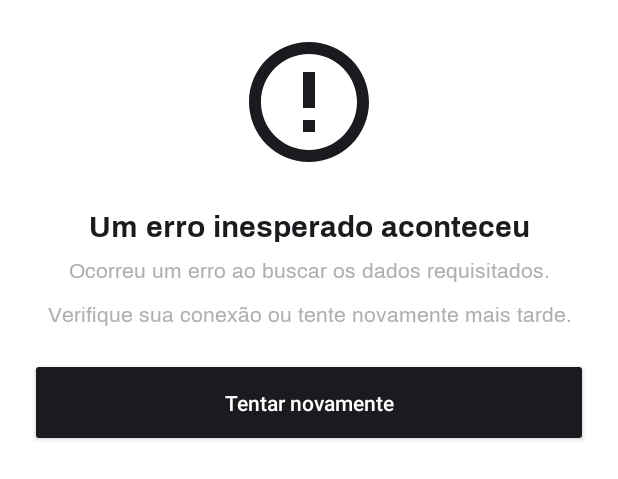
After one commit to Alaksion/SneakerDex, an Android app: the layout component_error.xml on its own in the app's theme, with its tools: preview values and no code run, on a phone screen of 412 x 824 dp. The commit adds this screen. Shown: the top 479 px of the screen. Run offline under Robolectric (Android 15) with nearby library versions, the phone set to English and light mode, and no system bars; network calls fail.

Commit message:
add no internet connection handling for sneakers details activity

```diff
--- a/app/src/main/AndroidManifest.xml
+++ b/app/src/main/AndroidManifest.xml
@@ -2,6 +2,7 @@
 <manifest xmlns:android="http://schemas.android.com/apk/res/android"
     package="com.alaksion.sneakerdex">
 
+    <uses-permission android:name="android.permission.ACCESS_NETWORK_STATE" />
     <uses-permission android:name="android.permission.INTERNET" />
 
     <application
--- a/app/src/main/java/com/alaksion/sneakerdex/di/SneakerDexDIModule.kt
+++ b/app/src/main/java/com/alaksion/sneakerdex/di/SneakerDexDIModule.kt
@@ -6,15 +6,18 @@ import com.alaksion.sneakerdex.domain.usecase.GetSneakerUseCase
 import com.alaksion.sneakerdex.domain.usecase.GetSneakersListUseCase
 import com.alaksion.sneakerdex.presentation.sneakerdetail.SneakerDetailViewModel
 import com.alaksion.sneakerdex.presentation.sneakerlist.SneakerListViewModel
+import com.alaksion.sneakerdex.shared.network.NetWorkUtils
 import org.koin.android.viewmodel.dsl.viewModel
 import org.koin.dsl.module
 
 val sneakerModule = module {
 
-    factory { SneakerDexRemoteDataSourceImpl() }
+    factory { SneakerDexRemoteDataSourceImpl(netWorkUtils = get()) }
     factory { SneakerRepositoryImpl(dataSource = get()) }
     factory { GetSneakerUseCase(repositoryImpl = get()) }
     factory { GetSneakersListUseCase(repositoryImpl = get()) }
+
+    factory { NetWorkUtils(context = get()) }
 
     viewModel {
         SneakerListViewModel(application = get(), useCase = get())
--- /dev/null
+++ b/app/src/main/res/drawable/ic_error.xml
@@ -0,0 +1,10 @@
+<vector xmlns:android="http://schemas.android.com/apk/res/android"
+    android:width="24dp"
+    android:height="24dp"
+    android:tint="@color/app_black"
+    android:viewportWidth="24"
+    android:viewportHeight="24">
+    <path
+        android:fillColor="@android:color/white"
+        android:pathData="M11,15h2v2h-2zM11,7h2v6h-2zM11.99,2C6.47,2 2,6.48 2,12s4.47,10 9.99,10C17.52,22 22,17.52 22,12S17.52,2 11.99,2zM12,20c-4.42,0 -8,-3.58 -8,-8s3.58,-8 8,-8 8,3.58 8,8 -3.58,8 -8,8z" />
+</vector>
--- /dev/null
+++ b/app/src/main/res/layout/component_error.xml
@@ -0,0 +1,59 @@
+<?xml version="1.0" encoding="utf-8"?>
+<androidx.constraintlayout.widget.ConstraintLayout xmlns:android="http://schemas.android.com/apk/res/android"
+    xmlns:app="http://schemas.android.com/apk/res-auto"
+    android:layout_width="match_parent"
+    android:layout_height="wrap_content"
+    android:paddingHorizontal="20dp"
+    android:paddingVertical="20dp">
+
+    <ImageView
+        android:id="@+id/iv_icon"
+        android:layout_width="96dp"
+        android:layout_height="96dp"
+        android:src="@drawable/ic_error"
+        app:layout_constraintEnd_toEndOf="parent"
+        app:layout_constraintStart_toStartOf="parent"
+        app:layout_constraintTop_toTopOf="parent" />
+
+    <TextView
+        android:id="@+id/tv_title"
+        android:layout_width="0dp"
+        android:layout_height="wrap_content"
+        android:layout_marginTop="20dp"
+        android:fontFamily="@font/archivo_bold"
+        android:gravity="center"
+        android:text="@string/error_component_title"
+        android:textColor="@color/app_black"
+        android:textSize="20sp"
+        app:layout_constraintEnd_toEndOf="parent"
+        app:layout_constraintStart_toStartOf="parent"
+        app:layout_constraintTop_toBottomOf="@id/iv_icon" />
+
+    <TextView
+        android:id="@+id/tv_size_description"
+        android:layout_width="0dp"
+        android:layout_height="wrap_content"
+        android:layout_marginTop="5dp"
+        android:fontFamily="@font/archivo_regular"
+        android:gravity="center"
+        android:text="@string/error_component_description"
+        android:textColor="@color/detail_grey"
+        android:textSize="14sp"
+        app:layout_constraintEnd_toEndOf="parent"
+        app:layout_constraintStart_toStartOf="parent"
+        app:layout_constraintTop_toBottomOf="@id/tv_title" />
+
+    <androidx.appcompat.widget.AppCompatButton
+        android:layout_width="0dp"
+        android:layout_height="wrap_content"
+        android:layout_marginTop="20dp"
+        android:backgroundTint="@color/app_black"
+        android:padding="20dp"
+        android:text="@string/try_again"
+        android:textAllCaps="false"
+        android:textColor="@color/white"
+        app:layout_constraintEnd_toEndOf="parent"
+        app:layout_constraintStart_toStartOf="parent"
+        app:layout_constraintTop_toBottomOf="@id/tv_size_description" />
+
+</androidx.constraintlayout.widget.ConstraintLayout>
--- /dev/null
+++ b/app/src/main/res/values/attrs.xml
@@ -0,0 +1,4 @@
+<?xml version="1.0" encoding="utf-8"?>
+<resources>
+
+</resources>
--- a/app/src/main/res/values/strings.xml
+++ b/app/src/main/res/values/strings.xml
@@ -15,4 +15,7 @@
     <string name="snkrs">SNKRS.</string>
     <string name="tamanhos_dispon_veis">Tamanhos disponíveis</string>
     <string name="procure_pelo_nome">Procure pelo nome</string>
+    <string name="error_component_title">Um erro inesperado aconteceu</string>
+    <string name="error_component_description">Ocorreu um erro ao buscar os dados requisitados.\n\nVerifique sua conexão ou tente novamente mais tarde.</string>
+    <string name="try_again">Tentar novamente</string>
 </resources>
```
Also changed, not shown: app/src/main/java/com/alaksion/sneakerdex/data/remote/SneakerDexRemoteDataSourceImpl.kt (+15 -1 lines), app/src/main/java/com/alaksion/sneakerdex/presentation/components/ErrorComponent.kt (added, +19 -0 lines), app/src/main/java/com/alaksion/sneakerdex/presentation/components/ToolbarComponent.kt (added, +19 -0 lines), app/src/main/java/com/alaksion/sneakerdex/presentation/sneakerdetail/SneakerDetailActivity.kt (+5 -5 lines), app/src/main/java/com/alaksion/sneakerdex/shared/network/NetWorkUtils.kt (added, +36 -0 lines), app/src/main/res/drawable/ic_wifi_off.xml (added, +10 -0 lines), app/src/main/res/layout/activity_sneaker_detail.xml (+23 -15 lines), app/src/main/res/layout/component_toolbar.xml (added, +16 -0 lines).
